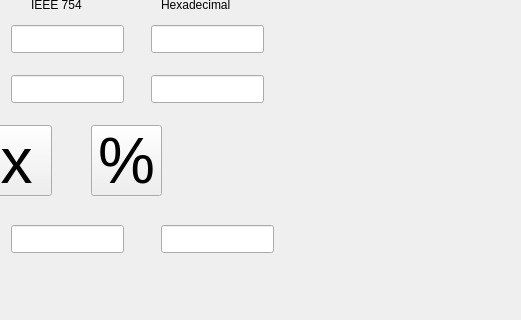
First picture: the form in Practica4ALU/menualuALU.ui, repository ValentinUnileon/practica4Arco, before the edit; both pictures show x 279 to 800 and y 105 to 425 of the 800 by 600 pixel window.
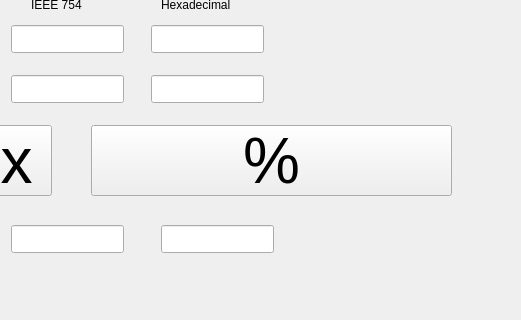
Second picture: the form after the edit.

Patch:
```diff
--- a/Practica4ALU/menualuALU.ui
+++ b/Practica4ALU/menualuALU.ui
@@ -151,7 +151,7 @@
      <rect>
       <x>370</x>
       <y>230</y>
-      <width>71</width>
+      <width>361</width>
       <height>71</height>
      </rect>
     </property>
```
Left out of the diff: 2 changed lines with no effect on the pictures.
